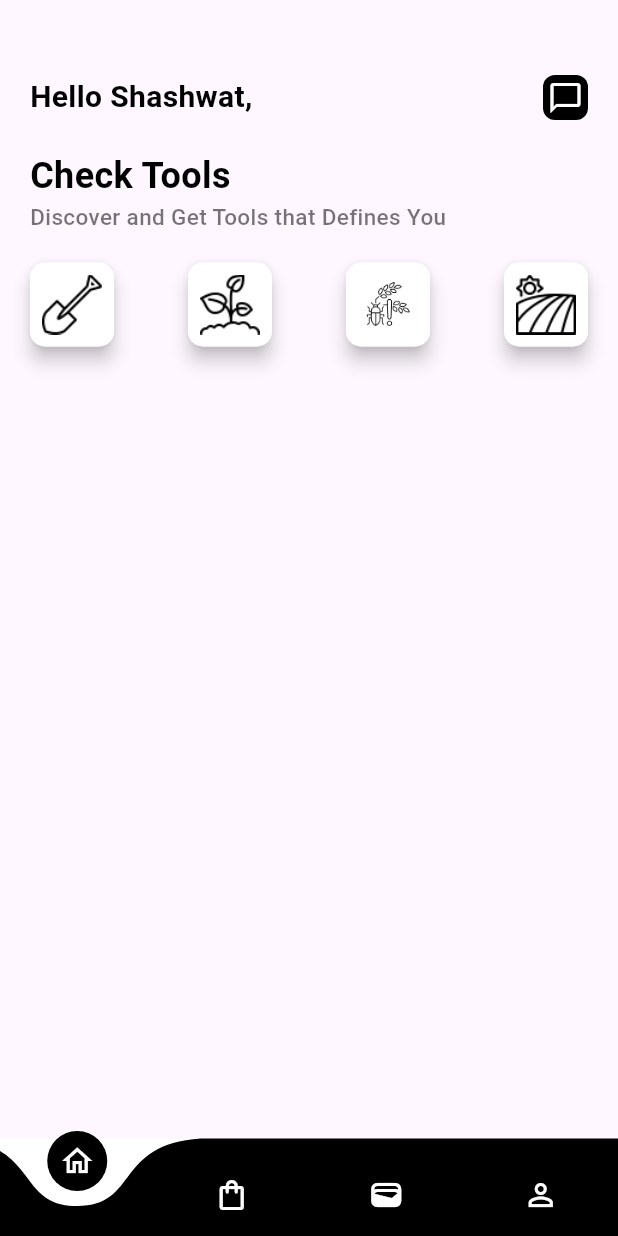
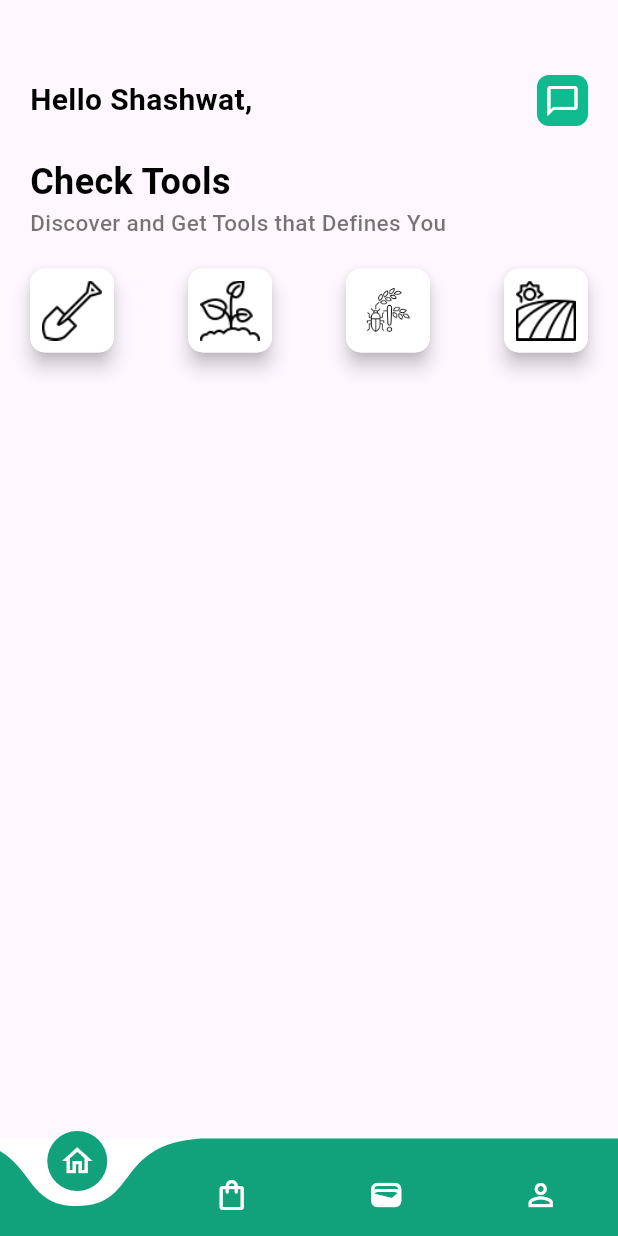
Before and after one commit to stp2003/epic, a Flutter app: the BottomNav screen opened directly, on a phone screen of 412 x 824 dp. Run offline on Flutter 3.47's test engine with Material 3 defaults, Android fonts, the phone set to English and light mode, and no system bars; drawn by our look-alikes of curved_navigation_bar; our stand-ins replace animated_text_kit, cloud_firestore, firebase_auth, firebase_core, firebase_storage, get and 4 more; missing offline and left inert: wiredash; accounts and stored records are empty; Roboto replaces fonts that are missing (Poppins).

Commit message:
ui fixes

```diff
--- a/lib/admin/add_food.dart
+++ b/lib/admin/add_food.dart
@@ -276,7 +276,7 @@ class _AddFoodState extends State<AddFood> {
                       padding: const EdgeInsets.symmetric(vertical: 5.0),
                       width: 150,
                       decoration: BoxDecoration(
-                        color: Colors.black,
+                        color: const Color(0xFF0EBA8E),
                         borderRadius: BorderRadius.circular(10),
                       ),
                       child: const Center(
--- a/lib/admin/home_admin.dart
+++ b/lib/admin/home_admin.dart
@@ -41,7 +41,7 @@ class _HomeAdminState extends State<HomeAdmin> {
                   child: Container(
                     padding: const EdgeInsets.all(4),
                     decoration: BoxDecoration(
-                      color: Colors.black,
+                      color: const Color(0xFF24997B),
                       borderRadius: BorderRadius.circular(10),
                     ),
                     child: Row(
--- a/lib/pages/bottomNav.dart
+++ b/lib/pages/bottomNav.dart
@@ -39,7 +39,7 @@ class _BottomNavState extends State<BottomNav> {
       bottomNavigationBar: CurvedNavigationBar(
         height: 65,
         backgroundColor: Colors.white,
-        color: Colors.black,
+        color: const Color(0xFF11A27C),
         animationDuration: const Duration(milliseconds: 500),
         onTap: (int index) {
           setState(
--- a/lib/pages/forgotPassword.dart
+++ b/lib/pages/forgotPassword.dart
@@ -68,7 +68,7 @@ class _ForgotPasswordState extends State<ForgotPassword> {
               ),
             ),
           ),
-          const SizedBox(height: 10.0),
+          const SizedBox(height: 20.0),
           const Text(
             "Enter your mail",
             style: TextStyle(
@@ -77,6 +77,7 @@ class _ForgotPasswordState extends State<ForgotPassword> {
               fontWeight: FontWeight.bold,
             ),
           ),
+          const SizedBox(height: 20.0),
           Expanded(
             child: Form(
               key: _formKey,
--- a/lib/pages/home.dart
+++ b/lib/pages/home.dart
@@ -86,7 +86,7 @@ class _HomeState extends State<Home> {
                               ),
                               const SizedBox(height: 5.0),
                               Text(
-                                "\$" + ds['Price'],
+                                "\₹" + ds['Price'],
                                 style: AppWidget.semiBoldTextFieldStyle(),
                               ),
                             ],
@@ -97,7 +97,7 @@ class _HomeState extends State<Home> {
                   );
                 },
               )
-            : const CircularProgressIndicator();
+            : const Center(child: CircularProgressIndicator());
       },
     );
   }
@@ -173,7 +173,7 @@ class _HomeState extends State<Home> {
                                     width:
                                         MediaQuery.of(context).size.width / 2,
                                     child: Text(
-                                      "\$" + ds['Price'],
+                                      "\₹" + ds['Price'],
                                       style: AppWidget.semiBoldTextFieldStyle(),
                                     ),
                                   ),
@@ -187,7 +187,7 @@ class _HomeState extends State<Home> {
                   );
                 },
               )
-            : const CircularProgressIndicator();
+            : const Center(child: CircularProgressIndicator());
       },
     );
   }
@@ -210,9 +210,9 @@ class _HomeState extends State<Home> {
                   ),
                   Container(
                     margin: const EdgeInsets.only(right: 20.0),
-                    padding: const EdgeInsets.all(3),
+                    padding: const EdgeInsets.all(5),
                     decoration: BoxDecoration(
-                      color: Colors.black,
+                      color: const Color(0xFF0EBA8E),
                       borderRadius: BorderRadius.circular(8),
                     ),
                     child: InkWell(
@@ -271,7 +271,7 @@ class _HomeState extends State<Home> {
             borderRadius: BorderRadius.circular(10),
             child: Container(
               decoration: BoxDecoration(
-                color: tools ? Colors.black : Colors.white,
+                color: tools ? const Color(0xFF0EBA8E) : Colors.white,
                 borderRadius: BorderRadius.circular(10),
               ),
               padding: const EdgeInsets.all(8),
@@ -299,7 +299,7 @@ class _HomeState extends State<Home> {
             borderRadius: BorderRadius.circular(10),
             child: Container(
               decoration: BoxDecoration(
-                color: seeds ? Colors.black : Colors.white,
+                color: seeds ? const Color(0xFF0EBA8E) : Colors.white,
                 borderRadius: BorderRadius.circular(10),
               ),
               padding: const EdgeInsets.all(8),
@@ -327,7 +327,7 @@ class _HomeState extends State<Home> {
             borderRadius: BorderRadius.circular(10),
             child: Container(
               decoration: BoxDecoration(
-                color: salad ? Colors.black : Colors.white,
+                color: salad ? const Color(0xFF0EBA8E) : Colors.white,
                 borderRadius: BorderRadius.circular(10),
               ),
               padding: const EdgeInsets.all(8),
@@ -355,7 +355,7 @@ class _HomeState extends State<Home> {
             borderRadius: BorderRadius.circular(10),
             child: Container(
               decoration: BoxDecoration(
-                color: burger ? Colors.lightGreen : Colors.white,
+                color: burger ? const Color(0xFF0EBA8E) : Colors.white,
                 borderRadius: BorderRadius.circular(10),
               ),
               padding: const EdgeInsets.all(8),
--- a/lib/pages/login.dart
+++ b/lib/pages/login.dart
@@ -75,8 +75,8 @@ class _LogInState extends State<LogIn> {
                 begin: Alignment.topLeft,
                 end: Alignment.bottomRight,
                 colors: [
-                  Color(0xFFff5c30),
-                  Color(0xFFe74b1a),
+                  Color(0xFF0EBA8E),
+                  Color(0xFF109272),
                 ],
               ),
             ),
@@ -204,7 +204,7 @@ class _LogInState extends State<LogIn> {
                                       const EdgeInsets.symmetric(vertical: 8.0),
                                   width: 200,
                                   decoration: BoxDecoration(
-                                    color: const Color(0Xffff5722),
+                                    color: const Color(0xFF0EBA8E),
                                     borderRadius: BorderRadius.circular(20),
                                   ),
                                   child: const Center(
--- a/lib/pages/onboard.dart
+++ b/lib/pages/onboard.dart
@@ -101,7 +101,7 @@ class _OnboardState extends State<Onboard> {
             },
             child: Container(
               decoration: BoxDecoration(
-                color: Colors.red,
+                color: const Color(0xFF0EBA8E),
                 borderRadius: BorderRadius.circular(20),
               ),
               height: 60,
--- a/lib/pages/profile.dart
+++ b/lib/pages/profile.dart
@@ -83,7 +83,7 @@ class _ProfileState extends State<Profile> {
                       height: MediaQuery.of(context).size.height / 4.3,
                       width: MediaQuery.of(context).size.width,
                       decoration: BoxDecoration(
-                        color: Colors.black,
+                        color: const Color(0xFF22AE88),
                         borderRadius: BorderRadius.vertical(
                           bottom: Radius.elliptical(
                             MediaQuery.of(context).size.width,
--- a/lib/pages/signup.dart
+++ b/lib/pages/signup.dart
@@ -105,8 +105,8 @@ class _SignUpState extends State<SignUp> {
                 begin: Alignment.topLeft,
                 end: Alignment.bottomRight,
                 colors: [
-                  Color(0xFFff5c30),
-                  Color(0xFFe74b1a),
+                  Color(0xFF0EBA8E),
+                  Color(0xFF109272),
                 ],
               ),
             ),
@@ -230,7 +230,7 @@ class _SignUpState extends State<SignUp> {
                                       const EdgeInsets.symmetric(vertical: 8.0),
                                   width: 200,
                                   decoration: BoxDecoration(
-                                    color: const Color(0Xffff5722),
+                                    color: const Color(0xFF0EBA8E),
                                     borderRadius: BorderRadius.circular(20),
                                   ),
                                   child: const Center(
```
Also changed, not shown: lib/admin/admin_login.dart (+5 -2 lines), lib/pages/details.dart (+6 -6 lines), lib/pages/order.dart (+4 -4 lines), lib/pages/wallet.dart (+5 -5 lines).
